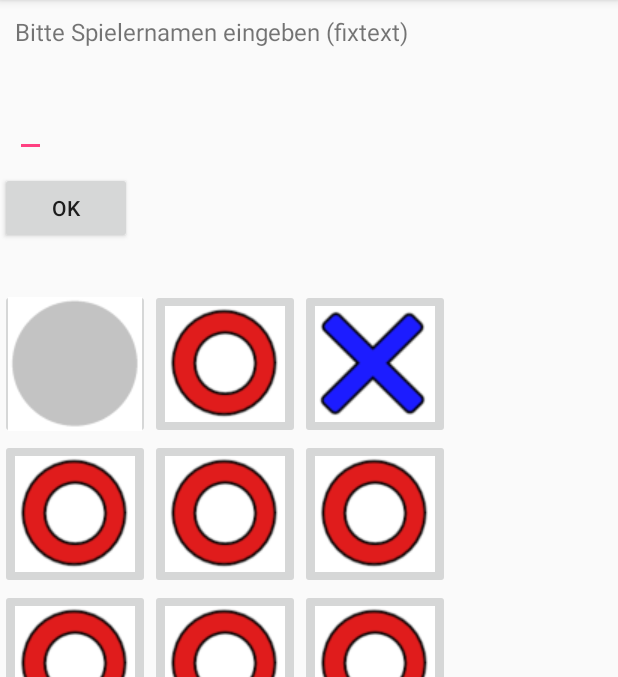
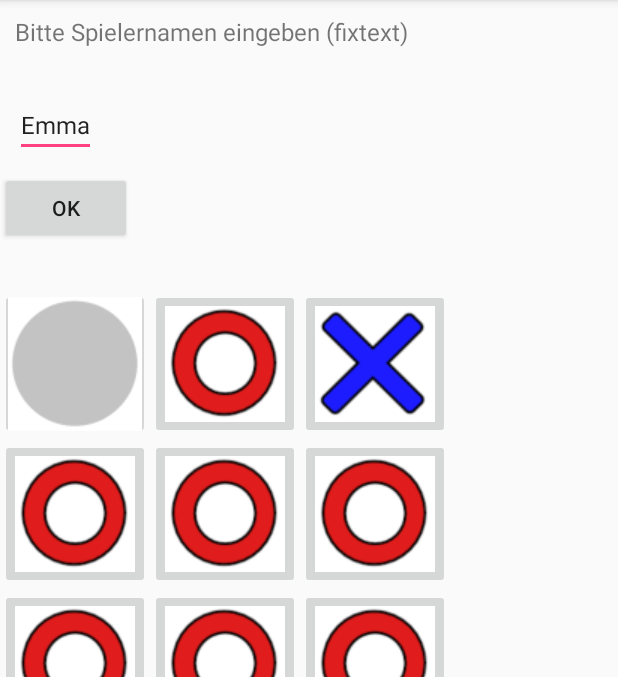
Before and after one commit to ibwgr/MultiplayerTicTacToe, an Android app: the screen it shows after launch (MainActivity), on a phone screen of 412 x 824 dp, the part 84-761 px from its top. Run offline under Robolectric (Android 15) with nearby library versions, the phone set to English and light mode, and no system bars.

Commit message:
layout 3, nur zum testen

```diff
--- a/androidClient/app/src/main/java/semesterarbeit2017/nds/ibw/ch/multiplayertictactoe/MainActivity.java
+++ b/androidClient/app/src/main/java/semesterarbeit2017/nds/ibw/ch/multiplayertictactoe/MainActivity.java
@@ -2,19 +2,79 @@ package semesterarbeit2017.nds.ibw.ch.multiplayertictactoe;
 
 import android.support.v7.app.AppCompatActivity;
 import android.os.Bundle;
+import android.util.Log;
 import android.view.View;
 import android.widget.AdapterView;
+import android.widget.Button;
+import android.widget.EditText;
 import android.widget.GridView;
+import android.widget.ImageButton;
+import android.widget.TextView;
 import android.widget.Toast;
 
 public class MainActivity extends AppCompatActivity {
+
+    public static final String PROG = "____MAIN";
+
+    private EditText editUserName;
+    private TextView displayZeile;
+
+    private ImageButton gameButton1;
+    private ImageButton gameButton2;
+    private ImageButton gameButton3;
+    private ImageButton gameButton4;
+    private ImageButton gameButton5;
+    private ImageButton gameButton6;
+    private ImageButton gameButton7;
+    private ImageButton gameButton8;
+    private ImageButton gameButton9;
 
     @Override
     protected void onCreate(Bundle savedInstanceState) {
         super.onCreate(savedInstanceState);
         setContentView(R.layout.activity_main);
 
+        // get the values from fields
+        editUserName = (EditText) findViewById(R.id.edit_username);
+        displayZeile = (TextView) findViewById(R.id.label_displayzeile);
 
+        //
+        gameButton1 = (ImageButton) findViewById(R.id.gameButton1);
+        gameButton1.setOnClickListener(new View.OnClickListener() {
+            @Override
+            public void onClick(View v) {
+                // welcher button bin ich
+                ImageButton imageButton = (ImageButton) v;
+                Log.w(PROG, "Button clicked: " + imageButton.toString());
+                Log.w(PROG, "Button tag: " + imageButton.getTag());
+                if (imageButton.getTag() == null) {
+                    // ist noch frei
+                    imageButton.setImageResource(R.drawable.game_fig_x);
+                    imageButton.setTag(1);
+                    imageButton.setClickable(false);
+                    Log.w(PROG, "Button tag: " + imageButton.getTag());
+                }
+            }
+        });
+
+        // get the OK button
+        final Button buttonOk = (Button) findViewById(R.id.button_ok);
+        buttonOk.setOnClickListener(new View.OnClickListener(){
+            @Override
+            public void onClick(View v){
+                String userName = (editUserName.getText().toString());
+                Log.w(PROG, "Username (aus Feld): " + userName);
+                if (userName.length()>0) {
+                    // TODO Username anzeigen
+                    displayZeile.setText("Hallo " +userName );
+                    // TODO Eingabefeld und Button disalbe
+                    buttonOk.setVisibility(View.INVISIBLE);
+                    editUserName.setVisibility(View.INVISIBLE);
+                } else {
+                    Toast.makeText(getApplicationContext(), "Bitte zuerst einen Usernamen eingeben", Toast.LENGTH_LONG).show();
+                }
+            }
+        });
     }
 
 }
--- a/androidClient/app/src/main/res/layout/activity_main.xml
+++ b/androidClient/app/src/main/res/layout/activity_main.xml
@@ -11,7 +11,7 @@
     >
 
     <TextView
-        android:id="@+id/label_ueberschrift"
+        android:id="@+id/label_displayzeile"
         android:layout_width="wrap_content"
         android:layout_height="wrap_content"
         android:text="Bitte Spielernamen eingeben (fixtext)"
@@ -22,10 +22,11 @@
         />
 
     <EditText
-        android:id="@+id/label_student"
+        android:id="@+id/edit_username"
         android:layout_width="wrap_content"
         android:layout_height="wrap_content"
         android:inputType="text"
+        android:text="Emma"
         android:layout_below="@+id/label_ueberschrift"
         android:layout_marginTop="30dp"
         android:layout_marginLeft="10dp"
@@ -34,7 +35,7 @@
         />
 
     <Button
-        android:id="@+id/button_compute"
+        android:id="@+id/button_ok"
         android:text="Ok"
         android:layout_marginTop="10dp"
         android:layout_marginBottom="30dp"
@@ -43,71 +44,6 @@
         android:layout_below="@+id/label_studienrichtung"
         />
 
-    <!--
-        <RelativeLayout
-            android:layout_width="match_parent"
-            android:layout_height="match_parent"
-            >
-
-            <ImageButton
-                android:id="@+id/gameButton1"
-                android:layout_width="100dp"
-                android:layout_height="100dp"
-                app:srcCompat="?android:attr/floatingToolbarOpenDrawable"
-                android:layout_alignParentTop="true"
-                android:layout_alignParentLeft="true"
-                android:layout_alignParentStart="true"
-
-                />
-
-            <ImageButton
-                android:id="@+id/gameButton2"
-                android:layout_width="100dp"
-                android:layout_height="100dp"
-                android:layout_alignParentTop="true"
-                android:layout_toEndOf="@+id/gameButton1"
-                android:layout_toRightOf="@+id/gameButton1"
-                app:srcCompat="@drawable/game_fig_o"
-                />
-
-            <ImageButton
-                android:id="@+id/gameButton3"
-                android:layout_width="100dp"
-                android:layout_height="100dp"
-                app:srcCompat="@drawable/game_fig_x"
-                android:layout_alignParentTop="true"
-                android:layout_alignParentRight="true"
-                android:layout_alignParentEnd="true" />
-
-
-            <ImageButton
-                android:id="@+id/gameButton4"
-                android:layout_width="100dp"
-                android:layout_height="100dp"
-                app:srcCompat="?android:attr/floatingToolbarOpenDrawable"
-                />
-
-            <ImageButton
-                android:id="@+id/gameButton5"
-                android:layout_width="100dp"
-                android:layout_height="100dp"
-                android:layout_alignParentTop="true"
-                android:layout_toEndOf="@+id/gameButton4"
-                android:layout_toRightOf="@+id/gameButton4"
-                app:srcCompat="@drawable/game_fig_o"
-                />
-
-            <ImageButton
-                android:id="@+id/gameButton6"
-                android:layout_width="100dp"
-                android:layout_height="100dp"
-                app:srcCompat="@drawable/game_fig_x"
-                android:layout_alignParentTop="true"
-                android:layout_alignParentRight="true"
-                android:layout_alignParentEnd="true" />
-
-        </RelativeLayout>
-    -->
     <GridLayout xmlns:android="http://schemas.android.com/apk/res/android"
         xmlns:tools="http://schemas.android.com/tools"
         android:id="@+id/GridLayout1"
```
